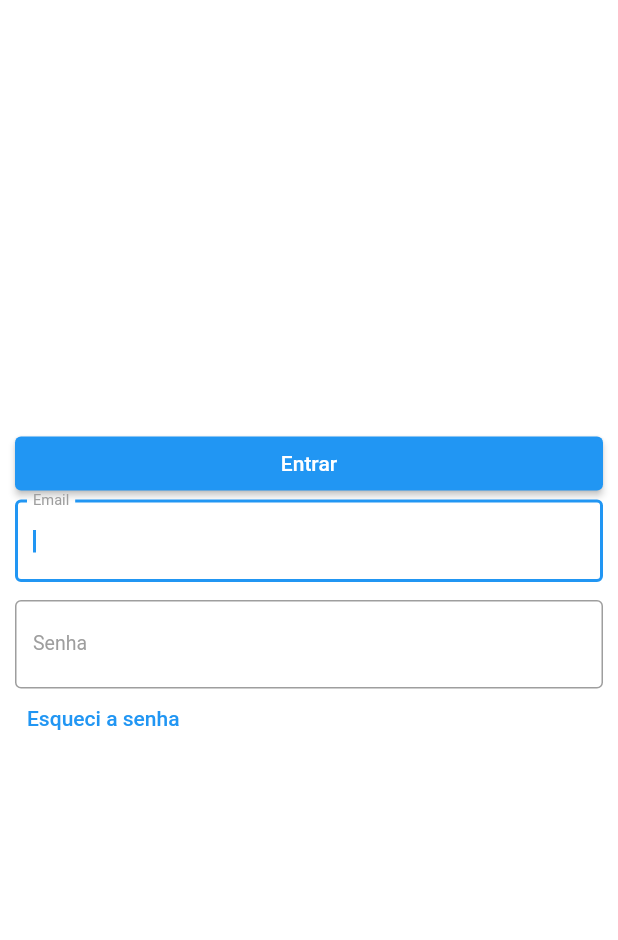
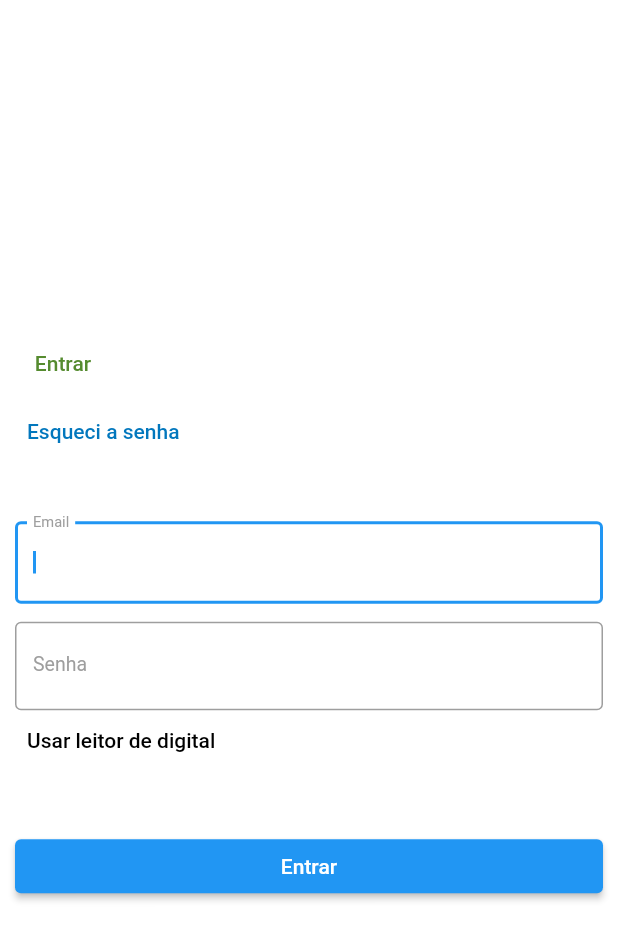
Before and after one commit to Mauricio-Nazario/psel-shinier-2021, a Flutter app: the screen it shows after launch, on a phone screen of 412 x 824 dp. Shown: the top 940 px of the screen. Run offline on Flutter 3.47's test engine with Material 2 defaults, Android fonts, the phone set to English and light mode, and no system bars.

Commit message:
novos botões

```diff
--- a/lib/widgets/login.dart
+++ b/lib/widgets/login.dart
@@ -18,13 +18,42 @@ class _LoginState extends State<Login> {
             mainAxisAlignment: MainAxisAlignment.center,
             children: <Widget>[
 
-              ElevatedButton(
-                onPressed: () {print("Entrar");},
+              Container(
+                height: 40,
+                width: 105,
+                alignment: Alignment.topLeft,
+                child: TextButton(
                   child: Text(
                     "Entrar",
-                      style: TextStyle(color: Colors.white),
+                    style: TextStyle(
+                      color: Colors.lightGreen[800],
+                    ),
                   ),
-              ),
+                  onPressed: (){},
+                  ),
+                ),
+                SizedBox(
+                  height: 5,
+                ),
+
+              Container(
+                height: 40,
+                width: 105,
+                alignment: Alignment.topLeft,
+                child: TextButton(
+                  child: Text(
+                    "Esqueci a senha",
+                    style: TextStyle(
+                      color: Colors.lightBlue[800],
+                    ),
+                  ),
+                  onPressed: (){},
+                  ),
+                ),
+                SizedBox(
+                  height: 40,
+                ),
+
               TextFormField(
                 autofocus: true,
                 keyboardType: TextInputType.emailAddress,
@@ -47,6 +76,7 @@ class _LoginState extends State<Login> {
               SizedBox(
                 height: 12,
               ),
+
               TextFormField(
                 autofocus: true,
                 keyboardType: TextInputType.text,
@@ -54,7 +84,7 @@ class _LoginState extends State<Login> {
                 decoration: InputDecoration(
                   border:OutlineInputBorder(
                     borderSide: BorderSide(
-                      color: Colors.grey.shade100,
+                      color: Colors.grey.shade200,
                     ),
                     ),
                   labelText: "Senha",
@@ -65,19 +95,32 @@ class _LoginState extends State<Login> {
                   ),
                 ),
               ),
+
               Container(
                 height: 40,
+                width: 105,
                 alignment: Alignment.topLeft,
                 child: TextButton(
                   child: Text(
-                    "Esqueci a senha",
+                    "Usar leitor de digital",
+                    style: TextStyle(
+                      color: Colors.black,
+                    ),
                   ),
                   onPressed: (){},
                   ),
                 ),
                 SizedBox(
                   height: 40,
-                )
+                ),
+
+              ElevatedButton(
+                onPressed: () {print("Entrar");},
+                  child: Text(
+                    "Entrar",
+                      style: TextStyle(color: Colors.white),
+                  ),
+              ),
           ],)
 
         ),
```
